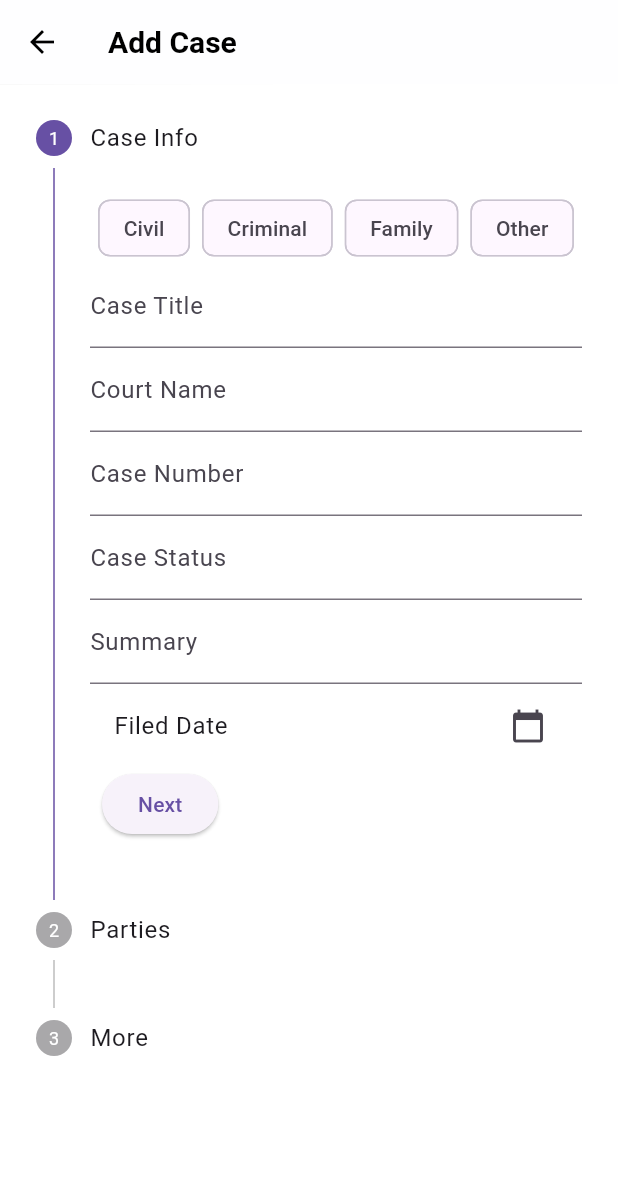
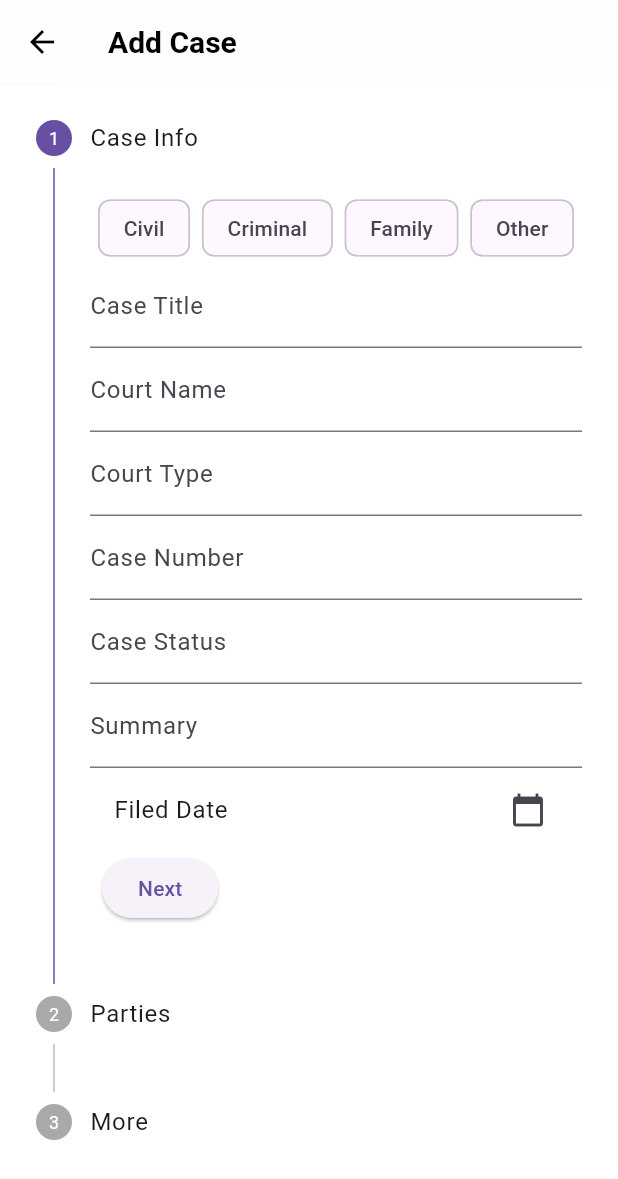
Before and after one commit to mahbubhswe/court-dairy, a Flutter app: the AddCaseScreen screen opened directly, on a phone screen of 412 x 824 dp. Shown: the top 1179 px of the screen. Run offline on Flutter 3.47's test engine with Material 3 defaults, Android fonts, the phone set to English and light mode, and no system bars; our stand-ins replace animated_splash_screen, animated_text_kit, auth_buttons, cached_network_image, cloud_firestore, cloud_functions and 17 more; missing offline and left inert: android_intent_plus, flutter_bkash, in_app_update, panara_dialogs; accounts and stored records are empty.

Commit message:
feat: add court type field

```diff
--- a/lib/models/court_case.dart
+++ b/lib/models/court_case.dart
@@ -8,6 +8,7 @@ class CourtCase {
   // Case Information
   String caseType;
   String caseTitle;
+  final String courtType;
   String courtName;
   String caseNumber;
   Timestamp filedDate; // Use Timestamp instead of DateTime
@@ -37,6 +38,7 @@ class CourtCase {
     this.docId,
     required this.caseType,
     required this.caseTitle,
+    required this.courtType,
     required this.courtName,
     required this.caseNumber,
     required this.filedDate,
@@ -55,6 +57,7 @@ class CourtCase {
     return {
       'caseType': caseType,
       'caseTitle': caseTitle,
+      'courtType': courtType,
       'courtName': courtName,
       'caseNumber': caseNumber,
       'filedDate': filedDate, // Firestore Timestamp will be directly saved
@@ -75,6 +78,7 @@ class CourtCase {
       docId: docId,
       caseType: map['caseType'],
       caseTitle: map['caseTitle'],
+      courtType: map['courtType'],
       courtName: map['courtName'],
       caseNumber: map['caseNumber'],
       filedDate: map['filedDate'], // Firestore Timestamp
--- a/lib/modules/case/controllers/add_case_controller.dart
+++ b/lib/modules/case/controllers/add_case_controller.dart
@@ -11,6 +11,7 @@ import '../services/case_service.dart';
 class AddCaseController extends GetxController {
   final caseTitle = TextEditingController();
   final courtName = TextEditingController();
+  final courtType = TextEditingController();
   final caseNumber = TextEditingController();
   final caseStatus = TextEditingController();
   final caseSummary = TextEditingController();
@@ -49,6 +50,7 @@ class AddCaseController extends GetxController {
       final caseModel = CourtCase(
         caseType: selectedCaseType.value ?? '',
         caseTitle: caseTitle.text.trim(),
+        courtType: courtType.text.trim(),
         courtName: courtName.text.trim(),
         caseNumber: caseNumber.text.trim(),
         filedDate: Timestamp.fromDate(filedDate.value ?? DateTime.now()),
--- a/lib/modules/case/screens/add_case_screen.dart
+++ b/lib/modules/case/screens/add_case_screen.dart
@@ -56,6 +56,10 @@ class AddCaseScreen extends StatelessWidget {
                 TextField(
                   controller: controller.courtName,
                   decoration: const InputDecoration(labelText: 'Court Name'),
+                ),
+                TextField(
+                  controller: controller.courtType,
+                  decoration: const InputDecoration(labelText: 'Court Type'),
                 ),
                 TextField(
                   controller: controller.caseNumber,
```
